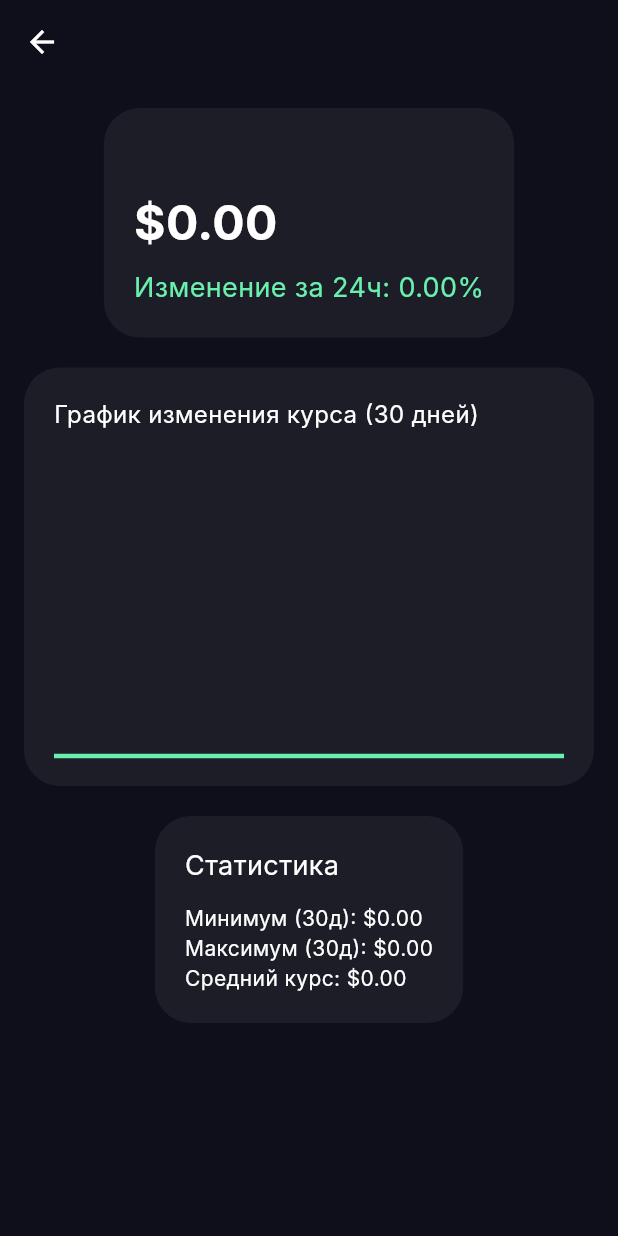
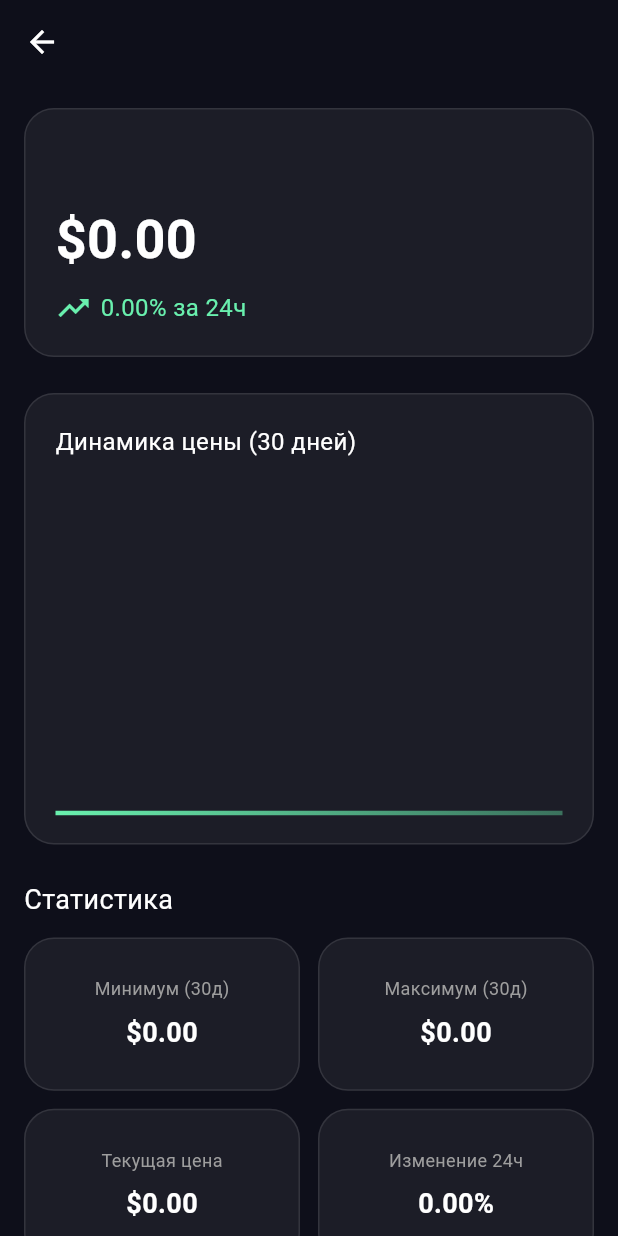
Before and after one commit to popugayt/Crypto-tracker, a Flutter app: the CryptoDetailScreen screen opened directly with empty values, on a phone screen of 412 x 824 dp. Run offline on Flutter 3.47's test engine with Material 3 defaults, Android fonts, the phone set to English and light mode, and no system bars; drawn by our look-alikes of fl_chart; our stand-ins replace shared_preferences; accounts and stored records are empty; Roboto replaces fonts that are missing (Inter).

Commit message:
add registration and update front

```diff
--- a/lib/screens/crypto_detail_screen.dart
+++ b/lib/screens/crypto_detail_screen.dart
@@ -10,6 +10,8 @@ class CryptoDetailScreen extends StatelessWidget {
 
   @override
   Widget build(BuildContext context) {
+    final isPositive = crypto.change24h >= 0;
+
     return Scaffold(
       backgroundColor: const Color(0xFF0E0F1A),
       appBar: AppBar(
@@ -17,68 +19,89 @@ class CryptoDetailScreen extends StatelessWidget {
         backgroundColor: Colors.transparent,
         elevation: 0,
       ),
-      body: SingleChildScrollView(
+      body: ListView(
         padding: const EdgeInsets.all(16),
-        child: Column(
         children: [
-            _infoCard(),
-            const SizedBox(height: 20),
-            _chartCard(),
-            const SizedBox(height: 20),
-            _statsCard(),
+          _header(isPositive),
+          const SizedBox(height: 24),
+          _chartSection(isPositive),
+          const SizedBox(height: 24),
+          _statsSection(),
         ],
-        ),
       ),
     );
   }
 
-  // 🔹 Карточка с основной информацией
-  Widget _infoCard() => _glassCard(
+  // ================= HEADER =================
+  Widget _header(bool isPositive) {
+    return _card(
       child: Column(
         crossAxisAlignment: CrossAxisAlignment.start,
         children: [
           Text(
             crypto.name,
-          style: const TextStyle(fontSize: 18, color: Colors.white),
+            style: const TextStyle(
+              fontSize: 20,
+              fontWeight: FontWeight.w600,
+              color: Colors.white,
             ),
-        const SizedBox(height: 8),
+          ),
+          const SizedBox(height: 12),
           Text(
             '\$${crypto.price.toStringAsFixed(2)}',
             style: const TextStyle(
-            fontSize: 32,
+              fontSize: 36,
               fontWeight: FontWeight.bold,
               color: Colors.white,
             ),
           ),
           const SizedBox(height: 8),
+          Row(
+            children: [
+              Icon(
+                isPositive ? Icons.trending_up : Icons.trending_down,
+                color: isPositive ? Colors.greenAccent : Colors.redAccent,
+              ),
+              const SizedBox(width: 6),
               Text(
-          'Изменение за 24ч: ${crypto.change24h.toStringAsFixed(2)}%',
+                '${crypto.change24h.toStringAsFixed(2)}% за 24ч',
                 style: TextStyle(
-            color: crypto.change24h >= 0
-                ? Colors.greenAccent
-                : Colors.redAccent,
-            fontSize: 18,
+                  fontSize: 16,
+                  color:
+                  isPositive ? Colors.greenAccent : Colors.redAccent,
                 ),
               ),
             ],
           ),
+        ],
+      ),
     );
+  }
 
-  // 📈 График
-  Widget _chartCard() => _glassCard(
+  // ================= CHART =================
+  Widget _chartSection(bool isPositive) {
+    return _card(
       child: Column(
         crossAxisAlignment: CrossAxisAlignment.start,
         children: [
           const Text(
-          "График изменения курса (30 дней)",
+            'Динамика цены (30 дней)',
             style: TextStyle(fontSize: 16, color: Colors.white),
           ),
           const SizedBox(height: 16),
           SizedBox(
-          height: 200,
+            height: 220,
             child: LineChart(
               LineChartData(
-              gridData: FlGridData(show: false),
+                gridData: FlGridData(
+                  show: true,
+                  drawVerticalLine: false,
+                  horizontalInterval: crypto.price * 0.05,
+                  getDrawingHorizontalLine: (value) => FlLine(
+                    color: Colors.white12,
+                    strokeWidth: 1,
+                  ),
+                ),
                 titlesData: FlTitlesData(show: false),
                 borderData: FlBorderData(show: false),
                 minY: crypto.price * 0.85,
@@ -87,17 +110,34 @@ class CryptoDetailScreen extends StatelessWidget {
                   LineChartBarData(
                     spots: _generateMockData(),
                     isCurved: true,
-                  color: crypto.change24h >= 0
-                      ? Colors.greenAccent
-                      : Colors.redAccent,
                     barWidth: 3,
                     dotData: FlDotData(show: false),
+                    gradient: LinearGradient(
+                      colors: isPositive
+                          ? [
+                        Colors.greenAccent,
+                        Colors.greenAccent.withOpacity(0.4),
+                      ]
+                          : [
+                        Colors.redAccent,
+                        Colors.redAccent.withOpacity(0.4),
+                      ],
+                    ),
                     belowBarData: BarAreaData(
                       show: true,
-                    color: (crypto.change24h >= 0
-                        ? Colors.greenAccent
-                        : Colors.redAccent)
-                        .withOpacity(0.2),
+                      gradient: LinearGradient(
+                        begin: Alignment.topCenter,
+                        end: Alignment.bottomCenter,
+                        colors: isPositive
+                            ? [
+                          Colors.greenAccent.withOpacity(0.25),
+                          Colors.transparent,
+                        ]
+                            : [
+                          Colors.redAccent.withOpacity(0.25),
+                          Colors.transparent,
+                        ],
+                      ),
                     ),
                   ),
                 ],
@@ -107,54 +147,87 @@ class CryptoDetailScreen extends StatelessWidget {
         ],
       ),
     );
+  }
 
-  // 📊 Статистика
-  Widget _statsCard() => _glassCard(
-    child: Column(
+  // ================= STATS =================
+  Widget _statsSection() {
+    final min = crypto.price * 0.9;
+    final max = crypto.price * 1.1;
+
+    return Column(
       crossAxisAlignment: CrossAxisAlignment.start,
       children: [
         const Text(
-          "Статистика",
+          'Статистика',
           style: TextStyle(fontSize: 18, color: Colors.white),
         ),
         const SizedBox(height: 12),
+        GridView.count(
+          shrinkWrap: true,
+          physics: const NeverScrollableScrollPhysics(),
+          crossAxisCount: 2,
+          mainAxisSpacing: 12,
+          crossAxisSpacing: 12,
+          childAspectRatio: 1.8,
+          children: [
+            _statCard('Минимум (30д)', min),
+            _statCard('Максимум (30д)', max),
+            _statCard('Текущая цена', crypto.price),
+            _statCard('Изменение 24ч', crypto.change24h, percent: true),
+          ],
+        ),
+      ],
+    );
+  }
+
+  Widget _statCard(String title, double value, {bool percent = false}) {
+    return _card(
+      child: Column(
+        mainAxisAlignment: MainAxisAlignment.center,
+        children: [
           Text(
-          "Минимум (30д): \$${(crypto.price * 0.9).toStringAsFixed(2)}",
-          style: const TextStyle(color: Colors.white),
+            title,
+            style: const TextStyle(color: Colors.grey, fontSize: 12),
           ),
+          const SizedBox(height: 8),
           Text(
-          "Максимум (30д): \$${(crypto.price * 1.1).toStringAsFixed(2)}",
-          style: const TextStyle(color: Colors.white),
+            percent
+                ? '${value.toStringAsFixed(2)}%'
+                : '\$${value.toStringAsFixed(2)}',
+            style: const TextStyle(
+              color: Colors.white,
+              fontSize: 18,
+              fontWeight: FontWeight.bold,
             ),
-        Text(
-          "Средний курс: \$${crypto.price.toStringAsFixed(2)}",
-          style: const TextStyle(color: Colors.white),
           ),
         ],
       ),
     );
+  }
 
-  // ✨ Glassmorphism карточка
-  Widget _glassCard({required Widget child}) => Container(
+  // ================= UI HELPERS =================
+  Widget _card({required Widget child}) {
+    return Container(
       padding: const EdgeInsets.all(20),
       decoration: BoxDecoration(
         color: Colors.white.withOpacity(0.06),
-      borderRadius: BorderRadius.circular(24),
+        borderRadius: BorderRadius.circular(20),
+        border: Border.all(color: Colors.white10),
       ),
       child: child,
     );
+  }
 
-  // 📉 Генерация тестовых данных для графика
+  // ================= MOCK DATA =================
   List<FlSpot> _generateMockData() {
-    final List<FlSpot> spots = [];
     final random = Random();
     double value = crypto.price;
+    final List<FlSpot> spots = [];
 
     for (int i = 0; i < 30; i++) {
-      value += (random.nextDouble() - 0.5) * crypto.price * 0.05;
+      value += (random.nextDouble() - 0.5) * crypto.price * 0.04;
       spots.add(FlSpot(i.toDouble(), value));
     }
-
     return spots;
   }
 }
--- a/pubspec.yaml
+++ b/pubspec.yaml
@@ -14,7 +14,8 @@ dependencies:
 
   cupertino_icons: ^1.0.8
   http: ^1.2.0
-  fl_chart: ^0.66.0   # 🔥 для графика крипты
+  fl_chart: ^0.66.0
+  shared_preferences: ^2.2.2   # ✅ добавили
 
 dev_dependencies:
   flutter_test:
```
Also changed, not shown: lib/main.dart (+11 -8 lines), lib/models/user.dart (added, +18 -0 lines), lib/screens/crypto_list_screen.dart (+35 -72 lines), lib/screens/login_screen.dart (added, +104 -0 lines), lib/services/auth_service.dart (added, +60 -0 lines), pubspec.lock, 8 other files. Lines whose indentation alone changed are shown as unchanged.
